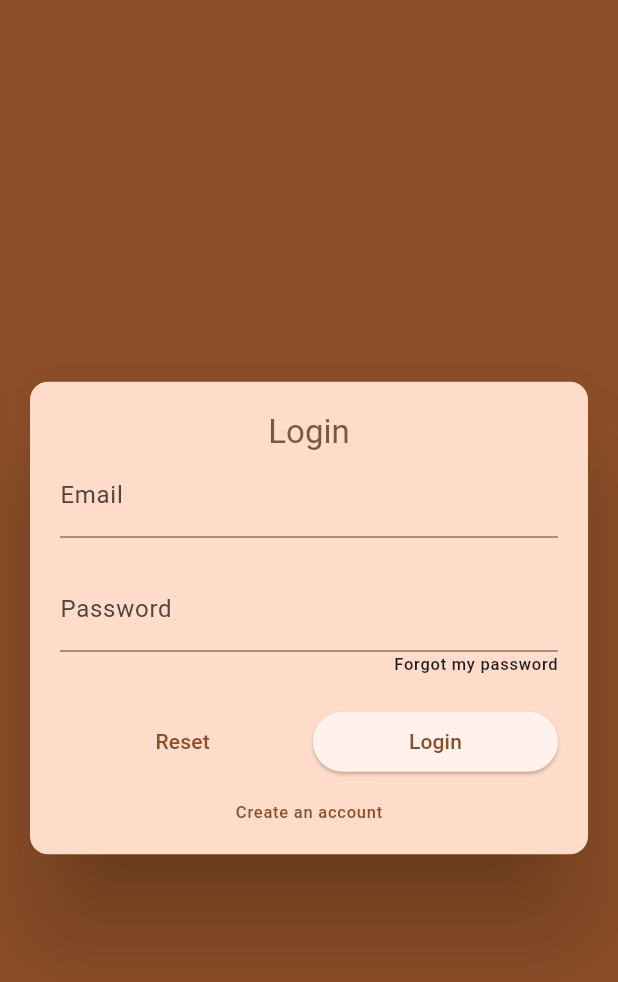
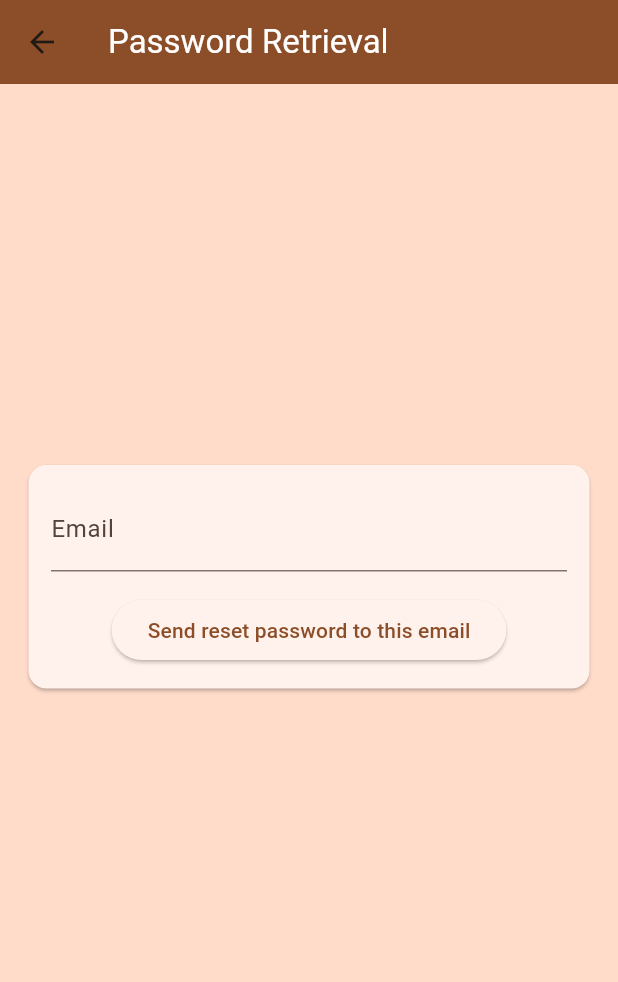
Before and after one commit to Dereck-Desjardins/flutter_intern_project, a Flutter app: the screen it shows after launch, after a tap on "Forgot my password", on a phone screen of 412 x 824 dp. Shown: the top 982 px of the screen. Run offline on Flutter 3.47's test engine with Material 3 defaults, Android fonts, the phone set to English and light mode, and no system bars; our stand-ins replace cloud_firestore, email_validator, firebase_auth, firebase_core, firebase_messaging, flutter_riverpod; accounts and stored records are empty.

Commit message:
Couple bug fixed and login form upgrade

```diff
--- a/lib/providers/reminderProvider.dart
+++ b/lib/providers/reminder_provider.dart
@@ -45,7 +45,7 @@ class ReminderManager{
         {
           return Reminder(
             taskId: element.id,
-            frequency: convertReminderType(element!['frequency']) ,
+            frequency: convertReminderType(element['frequency']) ,
             date: element['date'] != null ? formatDateString(element['date']):null,
             hour: element['hour'] != null ?  convertTimeOfDay(element['hour']):null,
             weekday: element['weekday'] != null ? convertWeekDay(element['weekday'].toString()):null,
@@ -63,7 +63,7 @@ class ReminderManager{
 }
 
 
-final remindersDataProvider = StreamProvider  <List<Reminder>> ((ref){
+final remindersDataProvider = StreamProvider.autoDispose <List<Reminder>> ((ref){
 
   final manager = ReminderManager();
   manager._init();
--- a/lib/providers/taskProvider.dart
+++ b/lib/providers/task_provider.dart
@@ -3,7 +3,6 @@ import 'package:firebase_auth/firebase_auth.dart';
 import 'package:flutter/material.dart';
 import 'package:flutter_intern_project/models/reminder.dart';
 import 'package:flutter_intern_project/models/task.dart';
-import 'package:flutter_intern_project/providers/reminderProvider.dart';
 import 'package:flutter_riverpod/flutter_riverpod.dart';
 
 class TaskManager{
@@ -35,9 +34,10 @@ class TaskManager{
     return null;
   }
 
-
+//CREER UN PROVIDER QUI VA VERIFIER LES CHANGEMENTS DE currentUser.uid
 
   Future<void> _init() async{
+
     final Stream<QuerySnapshot> snapshot = FirebaseFirestore.instance.collection('tasks').doc(FirebaseAuth.instance.currentUser!.uid).collection('mytasks').snapshots();
 
 
@@ -87,7 +87,7 @@ class TaskManager{
 }
 
 
-final tasksDataProvider = StreamProvider  <List<Task>> ((ref){
+final tasksDataProvider = StreamProvider.autoDispose <List<Task>> ((ref){
 
   final manager = TaskManager();
   manager._init();
--- a/lib/screens/connexion.dart
+++ b/lib/screens/connexion.dart
@@ -2,17 +2,22 @@ import 'package:cloud_firestore/cloud_firestore.dart';
 import 'package:firebase_auth/firebase_auth.dart';
 import 'package:flutter/material.dart';
 import 'package:email_validator/email_validator.dart';
+import 'package:flutter_intern_project/providers/currentuser_provider.dart';
+import 'package:flutter_intern_project/screens/forgotPassword.dart';
+import 'package:flutter_riverpod/flutter_riverpod.dart';
 
 final _firebase = FirebaseAuth.instance;
 
-class ConnexionScreen extends StatefulWidget {
+class ConnexionScreen extends ConsumerStatefulWidget {
+  const ConnexionScreen({super.key});
+
   @override
-  State<StatefulWidget> createState() {
+  ConsumerState<ConnexionScreen> createState() {
     return ConnexionScreenState();
   }
 }
 
-class ConnexionScreenState extends State<ConnexionScreen> {
+class ConnexionScreenState extends ConsumerState<ConnexionScreen> {
   final _formKey = GlobalKey<FormState>();
 
   var _formMode = 'connect';
@@ -35,9 +40,9 @@ class ConnexionScreenState extends State<ConnexionScreen> {
           email: _enteredMail,
           password: _enteredPassword
         );
-        final currentUser = FirebaseAuth.instance.currentUser!;
+        final currentUser = ref.watch(currentUserProvider);
 
-      currentUser.sendEmailVerification();
+      currentUser!.sendEmailVerification();
     //recreate a new task in firestore
       FirebaseFirestore.instance.collection('users').doc(currentUser.uid).set({
         'email': _enteredMail,
@@ -70,7 +75,6 @@ class ConnexionScreenState extends State<ConnexionScreen> {
     if (EmailValidator.validate(email)) {
       return null;
     }
-    ;
     return 'Please enter a valid Email';
   }
 
@@ -85,14 +89,18 @@ class ConnexionScreenState extends State<ConnexionScreen> {
   @override
   Widget build(BuildContext context) {
     return Scaffold(
-      backgroundColor: Theme.of(context).colorScheme.primary,
+      backgroundColor: Theme.of(context).colorScheme.secondaryContainer,
+      appBar: AppBar(
+        title: Text('TaskManager', style: TextStyle(color: Colors.white),),
+        backgroundColor: Theme.of(context).colorScheme.primary,),
       body: Center(
         child: Column(
-          mainAxisAlignment: MainAxisAlignment.center,
+          spacing: 150,
           children: [
+            Container(),
             Card(
               elevation: 30,
-              color: Theme.of(context).colorScheme.secondaryContainer,
+              //color: Theme.of(context).colorScheme.secondaryContainer,
               margin: EdgeInsets.all(20),
               child: Padding(
                 padding: const EdgeInsets.all(20),
@@ -146,7 +154,7 @@ class ConnexionScreenState extends State<ConnexionScreen> {
                           alignment: Alignment.topRight,
                           child: InkWell(
                             onTap: (){
-                              //to do
+                              Navigator.push(context, MaterialPageRoute(builder: (ctx)=> const ForgotPasswordScreen()));
                             },
                             child: Text('Forgot my password', style: Theme.of(context).textTheme.labelSmall),
                           ),
--- /dev/null
+++ b/lib/screens/forgotPassword.dart
@@ -0,0 +1,90 @@
+import 'package:firebase_auth/firebase_auth.dart';
+import 'package:flutter/material.dart';
+import 'package:email_validator/email_validator.dart';
+
+
+class ForgotPasswordScreen extends StatefulWidget {
+  const ForgotPasswordScreen({super.key});
+
+  @override
+  State<ForgotPasswordScreen> createState() => _ForgotPasswordScreenState();
+}
+
+class _ForgotPasswordScreenState extends State<ForgotPasswordScreen> {
+  final _formKey = GlobalKey<FormState>();
+  var _enteredMail = '';
+
+
+  void _sendPasswordReset(){
+
+    final isValid = _formKey.currentState!.validate();
+
+    if (!isValid) {
+      return;
+    }
+
+    _formKey.currentState!.save();
+    _formKey.currentState!.reset();
+
+    FirebaseAuth.instance.sendPasswordResetEmail(email: _enteredMail);
+
+    ScaffoldMessenger.of(context).showSnackBar(
+              SnackBar(content: Text('Email sent to $_enteredMail')));
+
+    Navigator.pop(context);
+  }
+
+  @override
+  Widget build(BuildContext context) {
+    return Scaffold(
+      backgroundColor: Theme.of(context).colorScheme.secondaryContainer,
+      appBar: AppBar(
+        title: Text('Password Retrieval', style: TextStyle(color: Colors.white),),
+        backgroundColor: Theme.of(context).colorScheme.primary,
+      ),
+      body: Center(
+        child: Column(
+          children: [
+            Padding(
+              padding: const EdgeInsets.only(left:15, right: 15, top: 250),
+              child: Card(
+                child: Padding(
+                  padding: const EdgeInsets.all(15.0),
+                  child: Form(
+                    key: _formKey,
+                    child: Column(
+                      spacing: 15,
+                      children: [
+                        TextFormField(
+                          decoration: const InputDecoration(
+                            labelText: 'Email',
+                          ),
+                          keyboardType: TextInputType.emailAddress,
+                          textCapitalization: TextCapitalization.none,
+                          autocorrect: false,
+                          validator: (value) {
+                            if (value != null) {
+                              if(EmailValidator.validate(value)){
+                                return null;
+                              }
+                            }
+                            return 'Please enter an Email to this field';
+                          },
+                          onSaved: (value) {
+                            _enteredMail = value!;
+                          },
+                        ),
+                        ElevatedButton(onPressed: _sendPasswordReset, child: Text('Send reset password to this email'))
+                      ],
+                    )
+
+                  ),
+                ),
+              ),
+            ),
+          ],
+        ),
+      ),
+    );
+  }
+}
```
Also changed, not shown: lib/providers/currentuser_provider.dart (added, +10 -0 lines), lib/screens/drawer.dart (+14 -13 lines), lib/screens/profile.dart (+8 -10 lines), lib/screens/reminders.dart (+22 -60 lines), lib/screens/tasks.dart (+33 -20 lines), lib/widget/profile_field.dart (+15 -10 lines).
